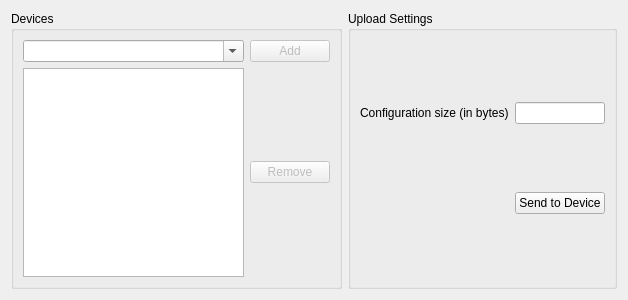
Qt form src/widget/devicecontrolwidget.ui (8bitbuddhist/PixelMaestro-Studio) before a commit.
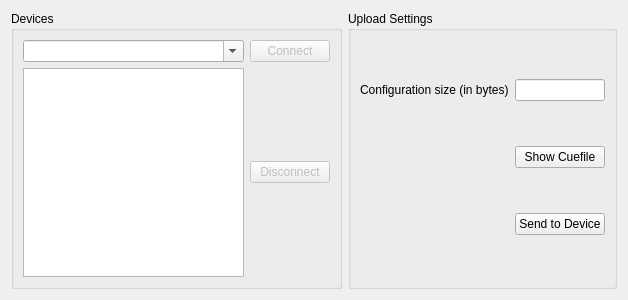
The same form after that commit.

Commit message: MaestroControlWidget - Added new tab for managing serial devices. Added `CueInterpreterDialog` which interprets Cuefiles and displays their contents.

```diff
--- a/src/widget/devicecontrolwidget.ui
+++ b/src/widget/devicecontrolwidget.ui
@@ -33,7 +33,7 @@
          <bool>false</bool>
         </property>
         <property name="text">
-         <string>Add</string>
+         <string>Connect</string>
         </property>
        </widget>
       </item>
@@ -46,7 +46,7 @@
          <bool>false</bool>
         </property>
         <property name="text">
-         <string>Remove</string>
+         <string>Disconnect</string>
         </property>
        </widget>
       </item>
@@ -73,13 +73,20 @@
         </property>
        </widget>
       </item>
-      <item row="1" column="1">
+      <item row="2" column="1">
        <widget class="QPushButton" name="sendPushButton">
         <property name="text">
          <string>Send to Device</string>
         </property>
        </widget>
       </item>
+      <item row="1" column="1">
+       <widget class="QPushButton" name="interpretCuePushButton">
+        <property name="text">
+         <string>Show Cuefile</string>
+        </property>
+       </widget>
+      </item>
      </layout>
     </widget>
    </item>
```
The commit also changes 8 other files.
